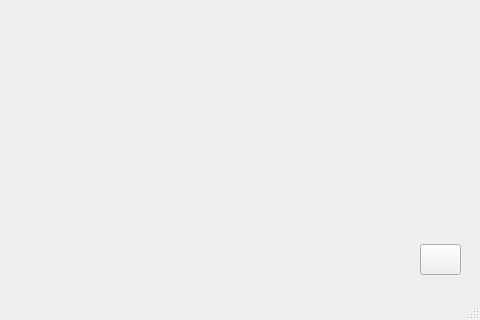
First picture: the form in auth_ui.ui, repository shockz-offsec/DriveMyFiles, before the edit; both pictures show x 300 to 780 and y 386 to 706 of the 780 by 706 pixel window.
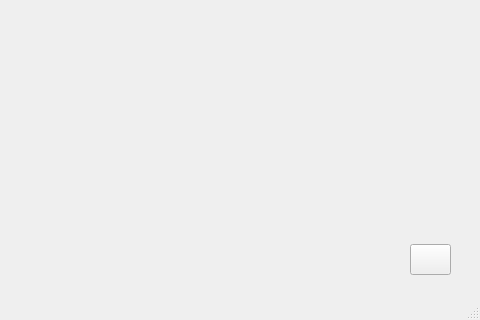
Second picture: the form after the edit. Icons and pictures are not drawn.

What changed in the file:
```diff
--- a/auth_ui.ui
+++ b/auth_ui.ui
@@ -726,7 +726,7 @@
    <widget class="QPushButton" name="bt_back">
     <property name="geometry">
      <rect>
-      <x>720</x>
+      <x>710</x>
       <y>630</y>
       <width>41</width>
       <height>31</height>
```
